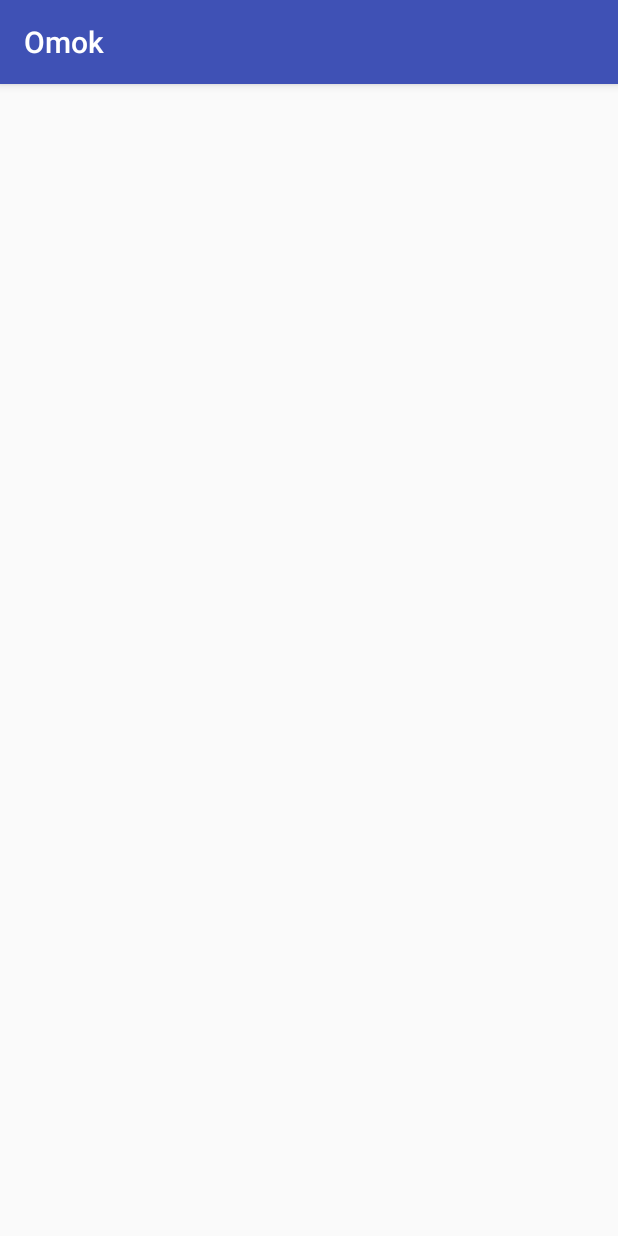
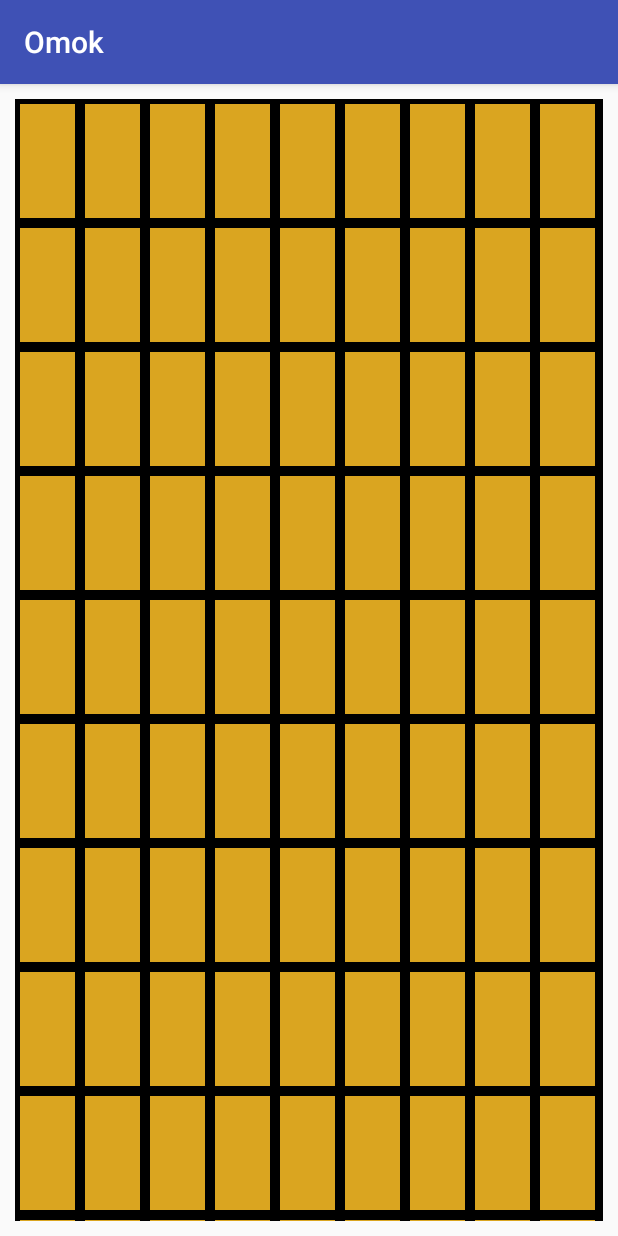
Before and after one commit to LucasAssisRo/Omok2, an Android app: the fragment GameFragment shown on its own in the app's theme, on a phone screen of 412 x 824 dp. Run offline under Robolectric (Android 15) with nearby library versions, the phone set to English and light mode, and no system bars.

Commit message:
add fragment navigation

```diff
--- a/app/src/main/AndroidManifest.xml
+++ b/app/src/main/AndroidManifest.xml
@@ -19,7 +19,7 @@
             android:name=".control.OnePlayerActivity"
             android:label="@string/title_activity_one_player"
             android:parentActivityName=".control.MainActivity"
-            android:theme="@style/AppTheme.NoActionBar">
+            android:theme="@style/AppTheme">
             <meta-data
                 android:name="android.support.PARENT_ACTIVITY"
                 android:value="edu.utep.cs.cs4330.hw3.omok.control.MainActivity" />
@@ -27,7 +27,7 @@
         <activity
             android:name=".control.TwoPlayersActivity"
             android:label="@string/title_activity_two_players"
-            android:theme="@style/AppTheme.NoActionBar">
+            android:theme="@style/AppTheme">
             <meta-data
                 android:name="android.support.PARENT_ACTIVITY"
                 android:value="edu.utep.cs.cs4330.hw3.omok.control.MainActivity" />
--- a/app/src/main/java/edu/utep/cs/cs4330/hw3/omok/view/BoardView.java
+++ b/app/src/main/java/edu/utep/cs/cs4330/hw3/omok/view/BoardView.java
@@ -2,9 +2,13 @@ package edu.utep.cs.cs4330.hw3.omok.view;
 
 import android.annotation.TargetApi;
 import android.content.Context;
+import android.graphics.Canvas;
+import android.graphics.Paint;
 import android.os.Build;
 import android.util.AttributeSet;
 import android.view.View;
+
+import edu.utep.cs.cs4330.hw3.omok.R;
 
 /**
  * Created by lucasassisrodrigues on 3/15/16.
@@ -26,8 +30,8 @@ public class BoardView extends View {
      * that were specified in the XML file. This version uses a default style of
      * 0, so the only attribute values applied are those in the Context's Theme
      * and the given AttributeSet.
-     * <p/>
-     * <p/>
+     * <p>
+     * <p>
      * The method onFinishInflate() will be called after all children have been
      * added.
      *
@@ -65,7 +69,7 @@ public class BoardView extends View {
      * Perform inflation from XML and apply a class-specific base style from a
      * theme attribute or style resource. This constructor of View allows
      * subclasses to use their own base style when they are inflating.
-     * <p/>
+     * <p>
      * When determining the final value of a particular attribute, there are
      * four inputs that come into play:
      * <ol>
@@ -75,7 +79,7 @@ public class BoardView extends View {
      * <li>The default style specified by <var>defStyleRes</var>.
      * <li>The base values in this theme.
      * </ol>
-     * <p/>
+     * <p>
      * Each of these inputs is considered in-order, with the first listed taking
      * precedence over the following ones. In other words, if in the
      * AttributeSet you have supplied <code>&lt;Button * textColor="#ff000000"&gt;</code>
@@ -98,4 +102,35 @@ public class BoardView extends View {
     public BoardView(Context context, AttributeSet attrs, int defStyleAttr, int defStyleRes) {
         super(context, attrs, defStyleAttr, defStyleRes);
     }
+
+    @Override
+    protected void onDraw(Canvas canvas) {
+        super.onDraw(canvas);
+        Paint paintLine = new Paint();
+        Paint paintPlayerOne = new Paint();
+        Paint paintPlayerTwo = new Paint();
+        Paint paintWinner = new Paint();
+
+        if (Build.VERSION.SDK_INT >= Build.VERSION_CODES.M) {
+            setBackgroundColor(getResources().getColor(R.color.colorBoard, null));
+            paintLine.setColor(getResources().getColor(R.color.colorLines, null));
+            paintPlayerOne.setColor(getResources().getColor(R.color.colorPlayerOne, null));
+            paintPlayerTwo.setColor(getResources().getColor(R.color.colorPlayerTwo, null));
+            paintWinner.setColor(getResources().getColor(R.color.colorWinner, null));
+        } else {
+            setBackgroundColor(getResources().getColor(R.color.colorBoard));
+            paintLine.setColor(getResources().getColor(R.color.colorLines));
+            paintPlayerOne.setColor(getResources().getColor(R.color.colorPlayerOne));
+            paintPlayerTwo.setColor(getResources().getColor(R.color.colorPlayerTwo));
+            paintWinner.setColor(getResources().getColor(R.color.colorWinner));
+        }
+        paintLine.setStrokeWidth(10);
+        for (int i = 0; i <= getWidth(); i += getWidth() / 9) {
+            canvas.drawLine(i, 0, i, getHeight(), paintLine);
+        }
+        for (int i = 0; i <= getHeight(); i += getHeight() / 9) {
+            canvas.drawLine(0, i, getWidth(), i, paintLine);
+        }
+    }
+
 }
--- a/app/src/main/res/layout/fragment_game.xml
+++ b/app/src/main/res/layout/fragment_game.xml
@@ -1,8 +1,14 @@
-<FrameLayout xmlns:android="http://schemas.android.com/apk/res/android"
+<RelativeLayout xmlns:android="http://schemas.android.com/apk/res/android"
     xmlns:tools="http://schemas.android.com/tools"
     android:layout_width="match_parent"
     android:layout_height="match_parent"
-    tools:context="edu.utep.cs.cs4330.hw3.omok.control.GameFragment">
+    tools:context="edu.utep.cs.cs4330.hw3.omok.control.GameFragment"
+    android:padding="10dp" >
 
-
-</FrameLayout>
+    <edu.utep.cs.cs4330.hw3.omok.view.BoardView
+        android:id="@+id/view"
+        android:layout_width="wrap_content"
+        android:layout_height="wrap_content"
+        android:layout_gravity="center"
+        android:padding="10dp" />
+</RelativeLayout>
--- a/app/src/main/res/values/colors.xml
+++ b/app/src/main/res/values/colors.xml
@@ -3,4 +3,9 @@
     <color name="colorPrimary">#3F51B5</color>
     <color name="colorPrimaryDark">#303F9F</color>
     <color name="colorAccent">#FF4081</color>
+    <color name="colorLines">#000000</color>
+    <color name="colorBoard">#DAA520</color>
+    <color name="colorPlayerOne">#000000</color>
+    <color name="colorPlayerTwo">#FFFFFF</color>
+    <color name="colorWinner">#FF2020</color>
 </resources>
```
Also changed, not shown: app/src/main/java/edu/utep/cs/cs4330/hw3/omok/control/TwoPlayersActivity.java (+31 -7 lines), app/src/main/res/layout/activity_two_players.xml (+5 -14 lines).
